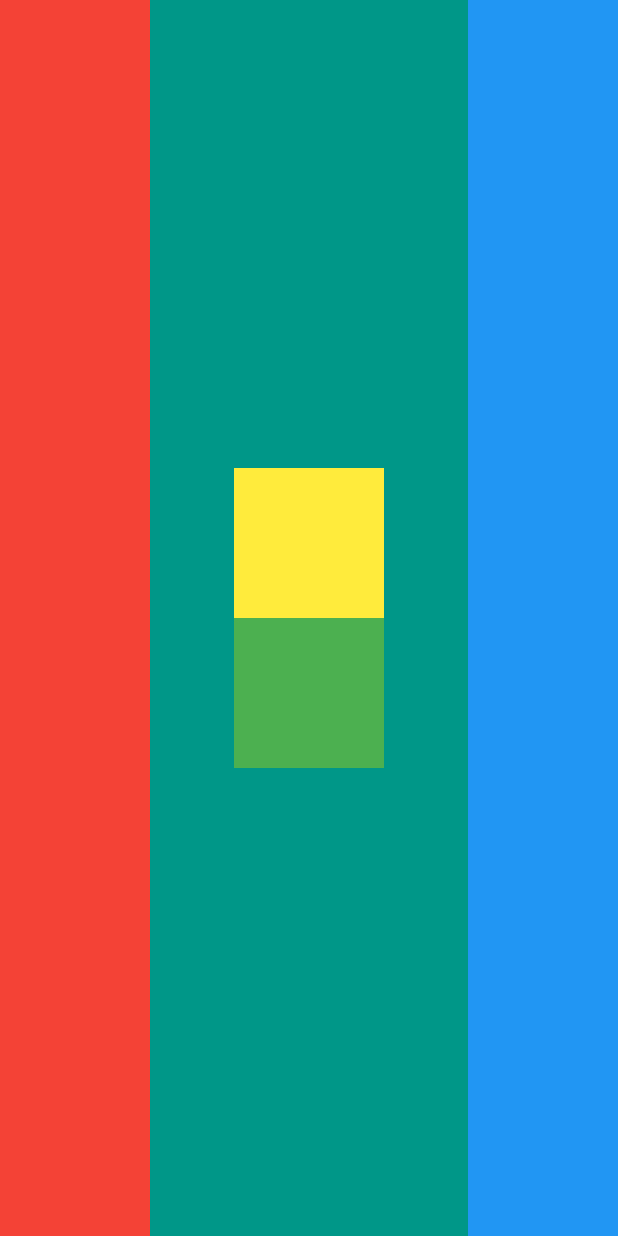
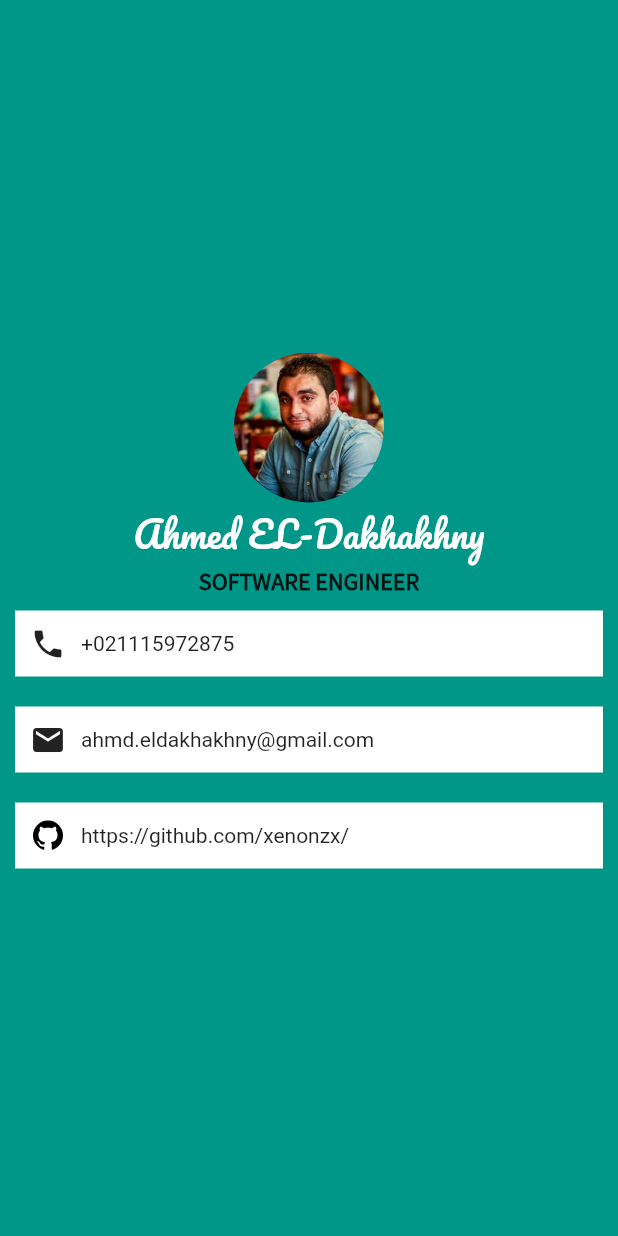
Before and after one commit to xenonzx/micard, a Flutter app: the screen it shows after launch, on a phone screen of 412 x 824 dp. Run offline on Flutter 3.47's test engine with Material 2 defaults, Android fonts, the phone set to English and light mode, and no system bars; our stand-ins replace flutter_svg.

Commit message:
displaying my contact info using simple containers

```diff
--- a/lib/main.dart
+++ b/lib/main.dart
@@ -1,4 +1,5 @@
 import 'package:flutter/material.dart';
+import 'package:flutter_svg/svg.dart';
 
 void main() {
   runApp(MyApp());
@@ -24,33 +25,70 @@ class LayoutChanllenge extends StatelessWidget {
           width: double.infinity,
           height: double.infinity,
           color: Colors.teal,
-          child: Row(
-            mainAxisAlignment: MainAxisAlignment.spaceBetween,
-            children: [
-              Container(
-                width: 100,
-                height: double.infinity,
-                color: Colors.red,
+          child: Column(
+            mainAxisAlignment: MainAxisAlignment.center,
+            children: <Widget>[
+              CircleAvatar(
+                radius: 50,
+                backgroundImage: AssetImage('images/my_pic.jpeg'),
               ),
-              Column(
-                mainAxisAlignment: MainAxisAlignment.center,
-                children: [
-                  Container(
-                    width: 100,
-                    height: 100,
-                    color: Colors.yellow,
-                  ),
-                  Container(
-                    width: 100,
-                    height: 100,
-                    color: Colors.green,
-                  ),
-                ],
+              Text(
+                "Ahmed EL-Dakhakhny",
+                style: TextStyle(
+                  fontFamily: 'Pacifico',
+                  color: Colors.white,
+                  fontSize: 24,
+                ),
+              ),
+              Text(
+                "SOFTWARE ENGINEER",
+                style: TextStyle(
+                    fontFamily: 'Sanspro',
+                    fontWeight: FontWeight.bold,
+                    fontSize: 16),
               ),
               Container(
-                width: 100,
-                height: double.infinity,
-                color: Colors.blue,
+                margin: EdgeInsets.symmetric(horizontal: 10, vertical: 10),
+                padding: EdgeInsets.symmetric(horizontal: 10, vertical: 10),
+                color: Colors.white,
+                child: Row(
+                  children: <Widget>[
+                    Icon(Icons.phone),
+                    SizedBox(
+                      width: 10,
+                    ),
+                    Text("+021115972875"),
+                  ],
+                ),
+              ),
+              Container(
+                margin: EdgeInsets.symmetric(horizontal: 10, vertical: 10),
+                padding: EdgeInsets.symmetric(horizontal: 10, vertical: 10),
+                color: Colors.white,
+                child: Row(
+                  children: <Widget>[
+                    Icon(Icons.mail),
+                    SizedBox(
+                      width: 10,
+                    ),
+                    Text("ahmd.eldakhakhny@gmail.com"),
+                  ],
+                ),
+              ),
+              Container(
+                margin: EdgeInsets.symmetric(horizontal: 10, vertical: 10),
+                padding: EdgeInsets.symmetric(horizontal: 10, vertical: 10),
+                color: Colors.white,
+                child: Row(
+                  children: <Widget>[
+                    SvgPicture.asset('images/github.svg',
+                        semanticsLabel: 'Acme Logo'),
+                    SizedBox(
+                      width: 10,
+                    ),
+                    Text("https://github.com/xenonzx/"),
+                  ],
+                ),
               ),
             ],
           ),
```
Also changed, not shown: pubspec.yaml (+10 -1 lines), fonts/Pacifico-Regular.ttf (added), fonts/SourceSansPro-Regular.ttf (added), images/github.svg (added), images/my_pic.jpeg (added), pubspec.lock, 1 other file.
